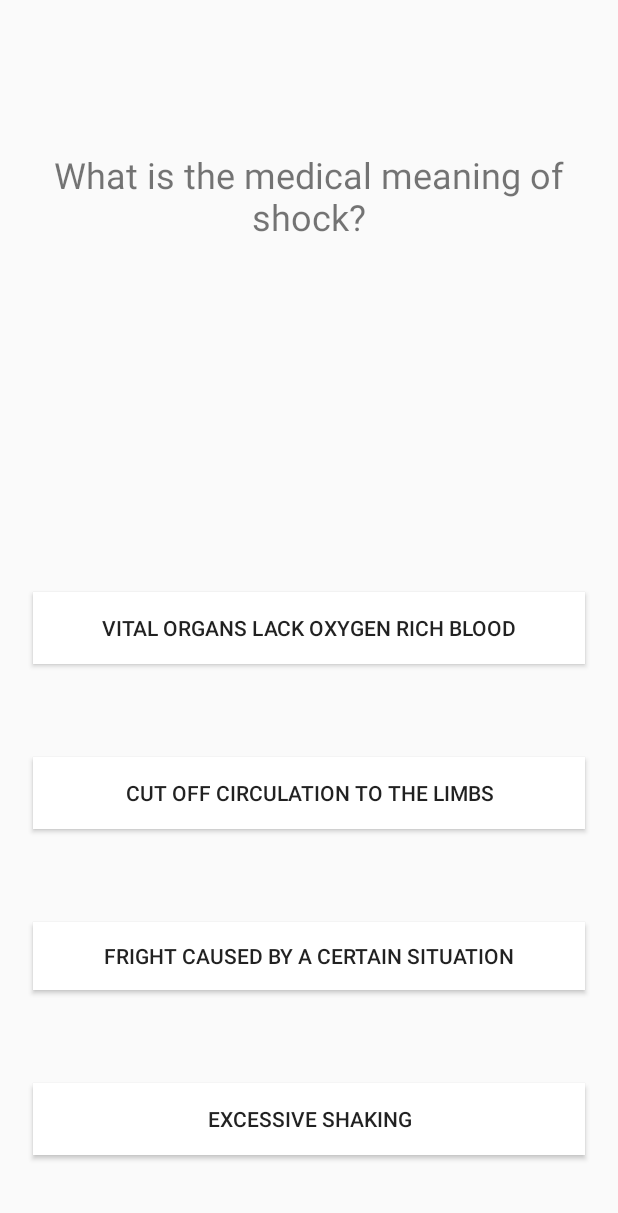
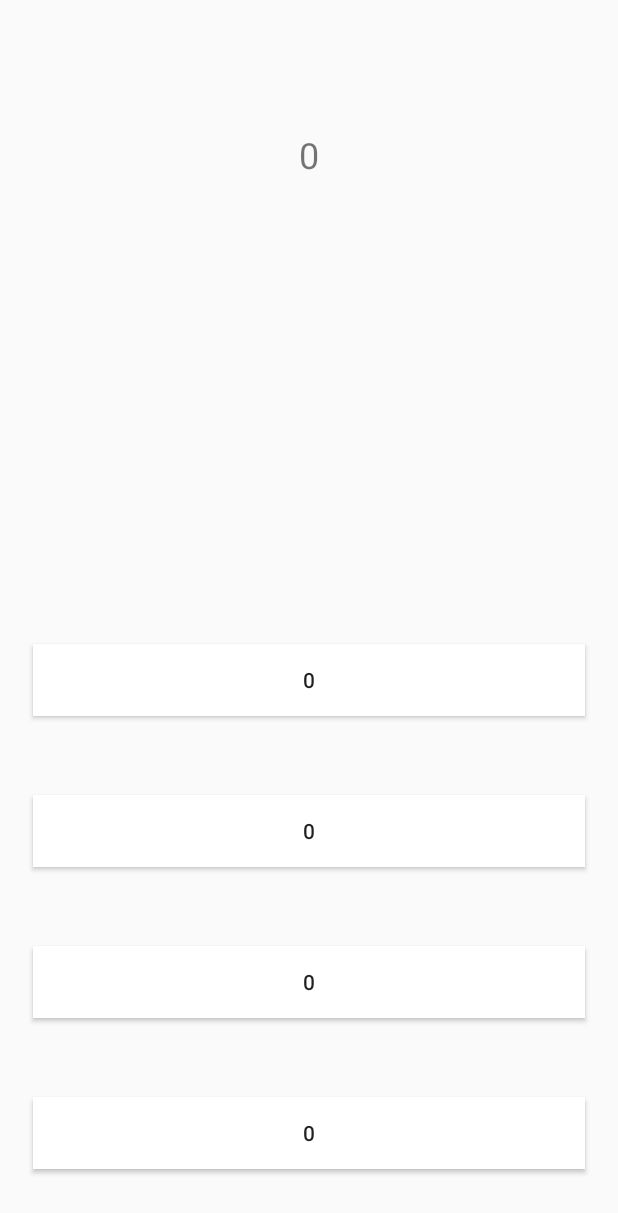
Before and after one commit to Mivezo/ComsciSummativeMVAW, an Android app: the QuizMenuActivity screen opened directly, with no data from a screen before it, on a phone screen of 412 x 824 dp. Shown: the top 1213 px of the screen. Run offline under Robolectric (Android 15) with nearby library versions, the phone set to English and light mode, and no system bars.

Commit message:
Fixed simple layout problems with quiz

```diff
--- a/app/src/main/java/com/comsci/michelaustin/comscisummative/MainActivity.java
+++ b/app/src/main/java/com/comsci/michelaustin/comscisummative/MainActivity.java
@@ -26,34 +26,23 @@ public class MainActivity extends AppCompatActivity {
             public void onClick(View view) {
                 //switching to QuizMenuActivity class
                 Intent startIntent = new Intent(getApplicationContext(), QuizMenuActivity.class);
+                startIntent.putExtra("MODULE_ID",1);
                 startActivity(startIntent);
 
             }
         });
 
-        dialog = new Dialog(this);
+        Button testButton2 = (Button) findViewById(R.id.testButton2);
+        testButton2.setOnClickListener(new View.OnClickListener() {
+            @Override
+            public void onClick(View view) {
+                Intent startIntent = new Intent(getApplicationContext(), QuizMenuActivity.class);
+                startIntent.putExtra("MODULE_ID",2);
+                startActivity(startIntent);
+            }
+        });
 
 
     }
 
-
-    /*public void showPopup(View v) {
-        Log.d("Test", "test");
-        TextView nextButton;
-        TextView explanationLabel;
-        TextView explanationText;
-        dialog.setContentView(R.layout.custompopup);
-
-        explanationLabel = (TextView) dialog.findViewById(R.id.explanationLabel);
-        nextButton = (TextView) dialog.findViewById(R.id.nextText);
-        explanationText = (TextView) dialog.findViewById(R.id.explanationText);
-
-        nextButton.setOnClickListener(new View.OnClickListener() {
-            @Override
-            public void onClick(View v) {
-                dialog.dismiss();
-            }
-        });
-        dialog.show();
-    }*/
 }
--- a/app/src/main/java/com/comsci/michelaustin/comscisummative/QuestionLibrary.java
+++ b/app/src/main/java/com/comsci/michelaustin/comscisummative/QuestionLibrary.java
@@ -7,8 +7,44 @@ import java.util.ArrayList;
  */
 
 public class QuestionLibrary {
+
+    private int moduleNumber;
+
+    public QuestionLibrary(int m){
+        moduleNumber=m;
+    }
+
     //string array of questions
-    private String mQuestions[] = {
+    private String questions1[] = {
+            "What is the medical meaning of shock?",
+            "Can shock be lethal?",
+            "Tap possible causes of shock",
+            "What is not a symptom of shock?",
+            "What is not an appropriate way to treat shock"
+    };
+
+    private String questions2[] = {
+            "What is the least prominent symptom of a fully obscured airway?",
+            "How big must a toy be to be considered a choking hazard for toddlers?",
+            "When performing back blows, where must the hits be directed?",
+            "Which of these should be performed first?",
+            "When a person becomes unconscious and/or unresponsive, what must you begin after calling 911?"
+    };
+    private String questions3[] = {
+            "What is the medical meaning of shock?",
+            "Can shock be lethal?",
+            "Tap possible causes of shock",
+            "What is not a symptom of shock?",
+            "What is not an appropriate way to treat shock"
+    };
+    private String questions4[] = {
+            "What is the medical meaning of shock?",
+            "Can shock be lethal?",
+            "Tap possible causes of shock",
+            "What is not a symptom of shock?",
+            "What is not an appropriate way to treat shock"
+    };
+    private String questions5[] = {
             "What is the medical meaning of shock?",
             "Can shock be lethal?",
             "Tap possible causes of shock",
@@ -17,7 +53,7 @@ public class QuestionLibrary {
     };
 
     //string array of answers for each specific question
-    private String mAnswers[][]={
+    private String answers1[][]={
             {"Vital organs lack oxygen rich blood","Cut off circulation to the limbs", "Fright caused by a certain situation", "Excessive shaking"},
             {"Yes", "No", "", ""},
             {"Vomiting and diarrhoea", "Significant blood loss", "Severe infection", "Contusion to the brain"},
@@ -25,8 +61,16 @@ public class QuestionLibrary {
             {"Warming up the victim", "Having the victim lay down in a comfortable position", "Performing cpr on the victim", "Monitor airway and breathing"}
     };
 
+    private String answers2[][]={
+            {"Excessive arm movements","No sound coming out of the victim", "Red flushed face", "One or both hands clutching the throat"},
+            {"1 inch ", "4 cm", "2 cm", "1.5 cm"},
+            {"Base of the neck", "Between the shoulder blades", "Middle of the back", "Back of the head"},
+            {"Back Blows", "Abdominal Thrusts", "", ""},
+            {"Continue back blows and chest compressions", "Perform CPR","Attempt to the dislodge the object by pulling it out", "Nothing, wait for 911"}
+    };
+
     //string array of correct answers
-    private String mCorrectAnswers[][] = {
+    private String correctAnswers1[][] = {
             { "Vital organs lack oxygen rich blood"},
             {"Yes"},
             {"Vomiting and diarrhoea", "Significant blood loss", "Severe infection"},
@@ -34,7 +78,16 @@ public class QuestionLibrary {
             {"Performing cpr on the victim"}
     };
 
-    private String explanations[]={
+    private String correctAnswers2[][] = {
+            {"Excessive arm movements"},
+            {"4 cm"},
+            {"Between the shoulder blades"},
+            {"Back Blows"},
+            {"Perform CPR"}
+    };
+
+
+    private String explanations1[]={
             "Explanation1",
             "Explanation2",
             "Explanation3",
@@ -42,19 +95,89 @@ public class QuestionLibrary {
             "Explanation5"
     };
 
-    private int questionAmount = mQuestions.length;
+    private String explanations2[]={
+            "Explanationa",
+            "Explanationb",
+            "Explanationc",
+            "Explanationd",
+            "Explanatione"
+    };
+
+    private int questionAmount = 5;
 
     ArrayList currentCorrectAnswerArray = new ArrayList();
 
     //Returns the specific question in the array
     public String getQuestion(int i){
-        String question = mQuestions[i];
-        return question;
+        switch (moduleNumber) {
+            case 1:
+                return questions1[i];
+            case 2:
+                return questions2[i];
+            case 3:
+                return questions3[i];
+            case 4:
+                return questions4[i];
+            case 5:
+                return questions5[i];
+            default:return "0";
+
+        }
+
     }
 
     public String getChoice(int i,int q){
-        if(mAnswers[i][q]!=""){
-            String choice= mAnswers[i][q];
+
+        switch (moduleNumber){
+            case 1:
+                return isAnswerBlank(answers1, i, q);
+            case 2:
+                return isAnswerBlank(answers2, i, q);
+            default: return "0";
+
+        }
+
+    }
+
+    public String getExplanation(int i){
+
+        switch (moduleNumber){
+            case 1:
+                return explanations1[i];
+            case 2:
+                return explanations2[i];
+            default: return "0";
+        }
+
+    }
+
+
+    //returns the correct answer based on the question
+    public ArrayList getCorrectAnswer(int i){
+
+        currentCorrectAnswerArray.clear();
+
+        switch (moduleNumber){
+            case 1:
+                addCorrectAnswerToArray(correctAnswers1, i);
+            case 2:
+                addCorrectAnswerToArray(correctAnswers2, i);
+        }
+
+        return currentCorrectAnswerArray;
+    }
+
+    //for getCorrectAnswer method, adds correct answers to arraylist
+    private void addCorrectAnswerToArray(String[][] array, int i){
+        for(int j = 0; j<array[i].length; j++){
+            currentCorrectAnswerArray.add(array[i][j]);
+        }
+    }
+
+    //for the getchoice method, returns a string
+    public String isAnswerBlank(String[][] array, int i, int q){
+        if(array[i][q]!=""){
+            String choice= array[i][q];
             return choice;
         }
         else{
@@ -62,66 +185,19 @@ public class QuestionLibrary {
         }
     }
 
-    public String getExplanation(int i){
-        String explanation = explanations[i];
-        return explanation;
-    }
 
-    /*public String getChoice2(int i){
-        if(mAnswers[i][1]!=""){
-            String choice= mAnswers[i][1];
-            return choice;
+    //Returns the number of possible correct answers
+    public int getNumCorrect(int c){
+
+        switch (moduleNumber){
+            case 1: return correctAnswers1[c].length;
+            case 2: return correctAnswers2[c].length;
+            default: return 0;
         }
-        else return "test";
-    }
-
-    public String getChoice3(int i){
-        if(mAnswers[i][2]!=null){
-            String choice= mAnswers[i][2];
-            return choice;
-        }
-        else return "test";
-    }
-
-    public String getChoice4(int i){
-        if(mAnswers[i][3]!=null){
-            String choice= mAnswers[i][3];
-            return choice;
-        }
-        else return "test";
-    }*/
-
-    //returns the correct answer based on the question
-    public ArrayList getCorrectAnswer(int i){
-
-        /*int correctAnswerLength = mCorrectAnswers[i].length;
-        int numCorrect = Integer.parseInt(mCorrectAnswers[i][correctAnswerLength-1]);
-
-
-        if(numCorrect==1){
-            return mCorrectAnswers[i][0];
-        }
-        else{
-            return "Test";
-        }*/
-
-
-        currentCorrectAnswerArray.clear();
-        for(int j = 0; j<mCorrectAnswers[i].length; j++){
-           currentCorrectAnswerArray.add(mCorrectAnswers[i][j]);
-        }
-
-        return currentCorrectAnswerArray;
-
 
     }
 
-
-    //Returns the number of possible correct answers
-    public int getNumCorrect(int c){
-       return mCorrectAnswers[c].length;
-    }
-
+    //returns the amount of questions
     public int getQuestionAmount(){
         return questionAmount;
     }
--- a/app/src/main/java/com/comsci/michelaustin/comscisummative/QuizMenuActivity.java
+++ b/app/src/main/java/com/comsci/michelaustin/comscisummative/QuizMenuActivity.java
@@ -25,14 +25,15 @@ public class QuizMenuActivity extends AppCompatActivity {
     private int amountCorrectComparison=0;//integer to compare
     private String explanation="";
 
-    private Dialog dialog;
+    private int moduleNumber;
+
+    private Dialog dialog;//dialog for popup
 
 
     ArrayList answerArray = new ArrayList();
 
 
-    private QuestionLibrary mQuestionLibrary = new QuestionLibrary();
-
+    private QuestionLibrary mQuestionLibrary;//QuestionLibrary Object
 
 
 
@@ -40,12 +41,16 @@ public class QuizMenuActivity extends AppCompatActivity {
     protected void onCreate(Bundle savedInstanceState) {
         super.onCreate(savedInstanceState);
         setContentView(R.layout.activity_quiz_menu);
+        moduleNumber = getIntent().getIntExtra("MODULE_ID", 0);
 
+        //initializing the buttons as well as the question labels
         option1 = (Button) findViewById(R.id.option1);
         option2 = (Button) findViewById(R.id.option2);
         option3 = (Button) findViewById(R.id.option3);
         option4 = (Button) findViewById(R.id.option4);
         questionLabel = (TextView) findViewById(R.id.questionLabel);
+
+        mQuestionLibrary = new QuestionLibrary(moduleNumber);
 
         displayQuestions(); //displaying the questions on the option buttons as well as retrieving specific question info
 
@@ -195,6 +200,7 @@ public class QuizMenuActivity extends AppCompatActivity {
         amountCorrectComparison=0;
     }
 
+    //shows the explanation popup
     public void showPopup(View v) {
         TextView nextButton;
         TextView explanationLabel;
--- a/app/src/main/res/layout/activity_main.xml
+++ b/app/src/main/res/layout/activity_main.xml
@@ -25,21 +25,19 @@
         android:layout_marginEnd="8dp"
         android:layout_marginStart="8dp"
         android:layout_marginTop="8dp"
-        android:text="quizactivitytest"
+        android:text="quizactivitytest1"
         app:layout_constraintBottom_toTopOf="@+id/textView"
         app:layout_constraintEnd_toEndOf="parent"
         app:layout_constraintStart_toStartOf="parent"
         app:layout_constraintTop_toTopOf="parent" />
 
     <Button
-        android:id="@+id/popupButton"
-        android:onClick="showPopup"
+        android:id="@+id/testButton2"
         android:layout_width="wrap_content"
         android:layout_height="wrap_content"
         android:layout_marginBottom="8dp"
         android:layout_marginStart="8dp"
-        android:text="popup
-"
+        android:text="quiz2"
         app:layout_constraintBottom_toBottomOf="parent"
         app:layout_constraintStart_toStartOf="parent" />
 
--- a/app/src/main/res/layout/activity_quiz_menu.xml
+++ b/app/src/main/res/layout/activity_quiz_menu.xml
@@ -8,13 +8,15 @@
 
     <TextView
         android:id="@+id/questionLabel"
-        android:layout_width="wrap_content"
-        android:layout_height="wrap_content"
+        android:layout_width="338dp"
+        android:layout_height="206dp"
+        android:layout_marginBottom="50dp"
         android:layout_marginEnd="8dp"
         android:layout_marginStart="8dp"
-        android:layout_marginTop="100dp"
+        android:layout_marginTop="50dp"
         android:textAlignment="center"
         android:textSize="24sp"
+        app:layout_constraintBottom_toTopOf="@+id/option1"
         app:layout_constraintEnd_toEndOf="parent"
         app:layout_constraintHorizontal_bias="0.501"
         app:layout_constraintStart_toStartOf="parent"
@@ -27,9 +29,12 @@
         android:layout_marginBottom="8dp"
         android:layout_marginEnd="8dp"
         android:layout_marginStart="8dp"
-        android:layout_marginTop="188dp"
+        android:layout_marginTop="50dp"
+        android:paddingRight="8dp"
+        android:paddingLeft="8dp"
         app:layout_constraintBottom_toTopOf="@+id/option2"
         app:layout_constraintEnd_toEndOf="parent"
+        app:layout_constraintHorizontal_bias="0.5"
         app:layout_constraintStart_toStartOf="parent"
         app:layout_constraintTop_toBottomOf="@+id/questionLabel" />
 
@@ -41,21 +46,27 @@
         android:layout_marginEnd="8dp"
         android:layout_marginStart="8dp"
         android:layout_marginTop="8dp"
+        android:paddingRight="8dp"
+        android:paddingLeft="8dp"
         app:layout_constraintBottom_toTopOf="@+id/option3"
         app:layout_constraintEnd_toEndOf="parent"
+        app:layout_constraintHorizontal_bias="0.5"
         app:layout_constraintStart_toStartOf="parent"
         app:layout_constraintTop_toBottomOf="@+id/option1" />
 
     <Button
         android:id="@+id/option3"
         android:layout_width="368dp"
-        android:layout_height="45dp"
+        android:layout_height="wrap_content"
         android:layout_marginBottom="8dp"
         android:layout_marginEnd="8dp"
         android:layout_marginStart="8dp"
         android:layout_marginTop="8dp"
+        android:paddingRight="8dp"
+        android:paddingLeft="8dp"
         app:layout_constraintBottom_toTopOf="@+id/option4"
         app:layout_constraintEnd_toEndOf="parent"
+        app:layout_constraintHorizontal_bias="0.5"
         app:layout_constraintStart_toStartOf="parent"
         app:layout_constraintTop_toBottomOf="@+id/option2" />
 
@@ -65,6 +76,8 @@
         android:layout_height="wrap_content"
         android:layout_marginBottom="8dp"
         android:layout_marginTop="8dp"
+        android:paddingRight="8dp"
+        android:paddingLeft="8dp"
         app:layout_constraintBottom_toBottomOf="parent"
         app:layout_constraintEnd_toEndOf="parent"
         app:layout_constraintHorizontal_bias="0.5"
```
